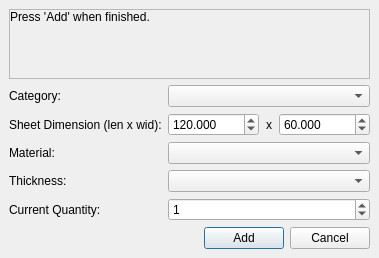
Above: ui/dialogs/add_sheet_dialog.ui from TheCodingJsoftware/Invigo before the change. Below: the same form after it.
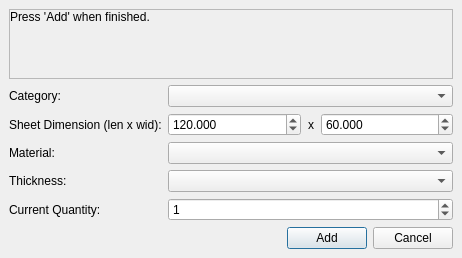
That is the form after the change.

Diff of the .ui file:
```diff
--- a/ui/dialogs/add_sheet_dialog.ui
+++ b/ui/dialogs/add_sheet_dialog.ui
@@ -6,8 +6,8 @@
    <rect>
     <x>0</x>
     <y>0</y>
-    <width>362</width>
-    <height>256</height>
+    <width>462</width>
+    <height>247</height>
    </rect>
   </property>
   <property name="windowTitle">
@@ -79,8 +79,8 @@
               <rect>
                <x>0</x>
                <y>0</y>
-               <width>340</width>
-               <height>69</height>
+               <width>440</width>
+               <height>54</height>
               </rect>
              </property>
              <layout class="QVBoxLayout" name="verticalLayout_4">
@@ -125,7 +125,7 @@
          </layout>
         </item>
         <item>
-         <layout class="QGridLayout" name="gridLayout" columnstretch="1,0">
+         <layout class="QGridLayout" name="gridLayout" columnstretch="0,1">
           <item row="3" column="0">
            <widget class="QLabel" name="label_10">
             <property name="text">
```
Left out of the diff: 10 changed lines with no effect on the pictures.
